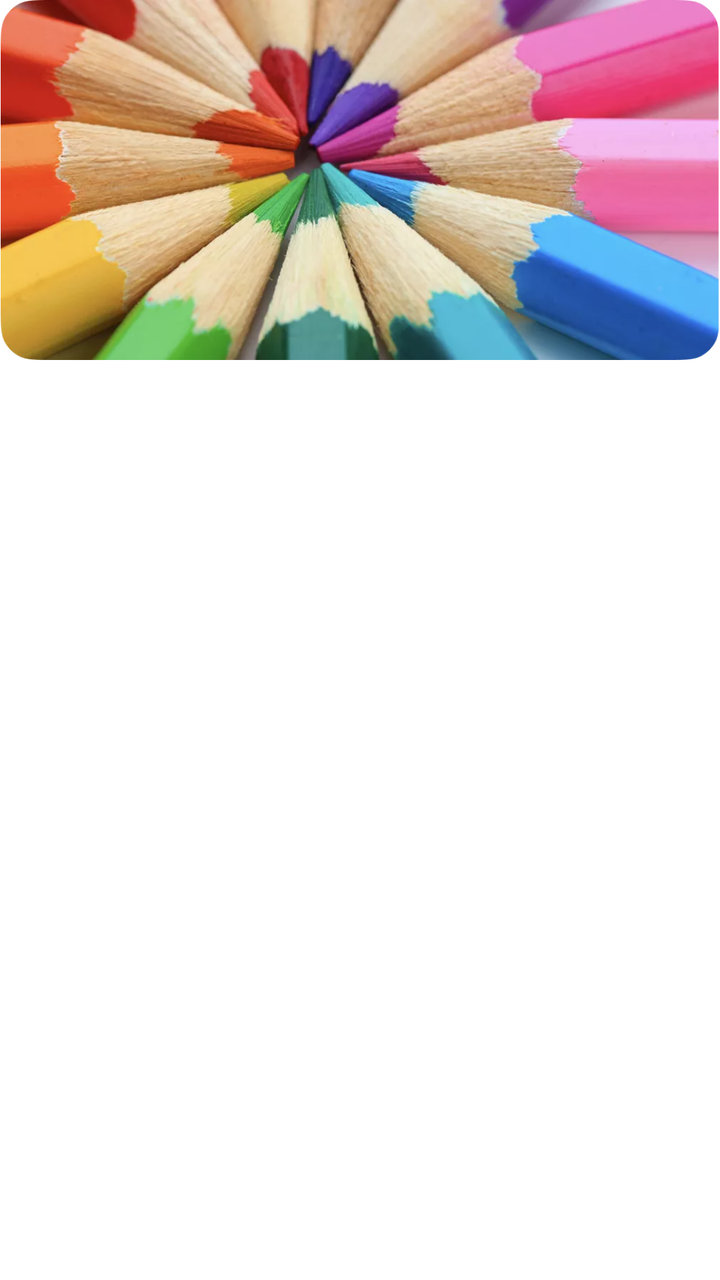
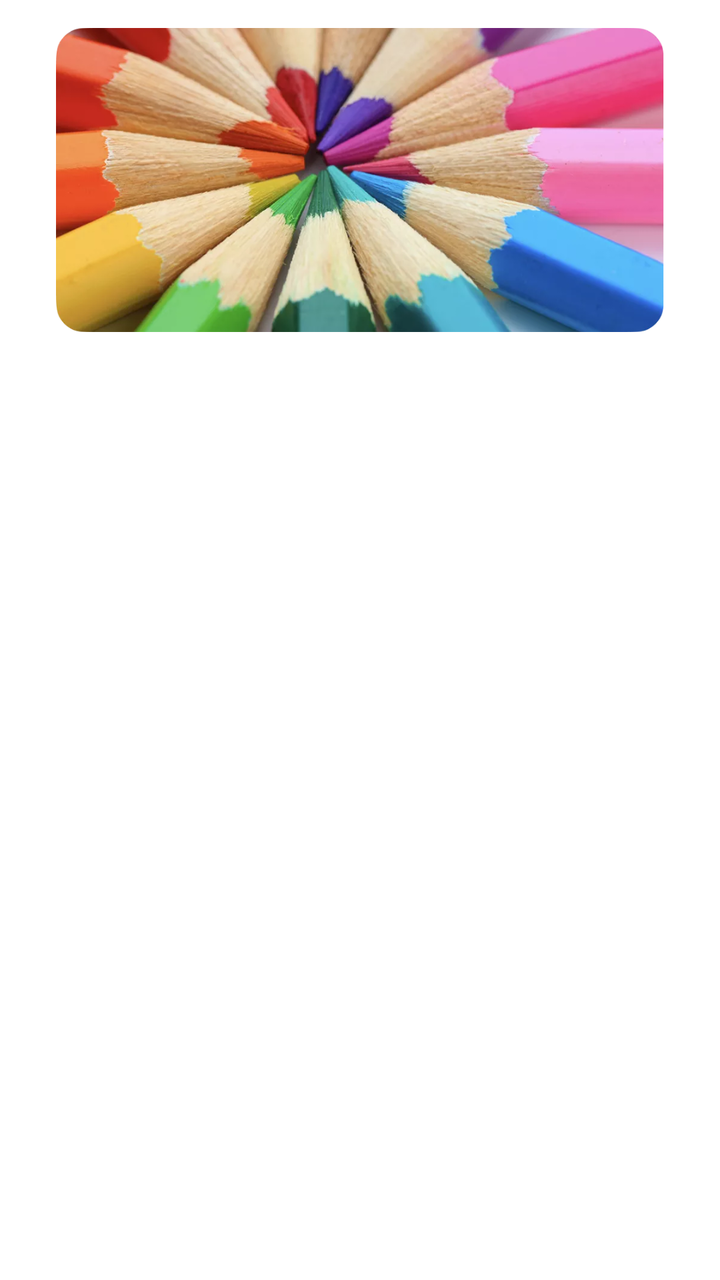

Two renders of the same Android screen: before a commit and after it. Below are the layout's source before the change and the commit's diff.
<!-- AndroidManifest.xml: application theme Theme.SubSettingsBase -->
<!-- res/layout/kcal_preview.xml -->
<?xml version="1.0" encoding="utf-8"?>
<FrameLayout xmlns:android="http://schemas.android.com/apk/res/android"
    android:layout_width="match_parent"
    android:layout_height="wrap_content">

    <ImageView
        android:id="@+id/preview"
        android:layout_width="match_parent"
        android:layout_height="180dp"
        android:src="@drawable/preview" />

</FrameLayout>
<!-- resources referenced by this layout -->
<resources>
  <!-- drawable preview: png bitmap (drawable, 586964 bytes) -->
</resources>

<!-- the commit's change to res/layout/kcal_preview.xml (unified diff, before → after) -->
@@ -7,6 +7,9 @@
         android:id="@+id/preview"
         android:layout_width="match_parent"
         android:layout_height="180dp"
+        android:layout_marginLeft="28dp"
+        android:layout_marginRight="28dp"
+        android:layout_marginBottom="16dp"
         android:src="@drawable/preview" />
 
 </FrameLayout>
